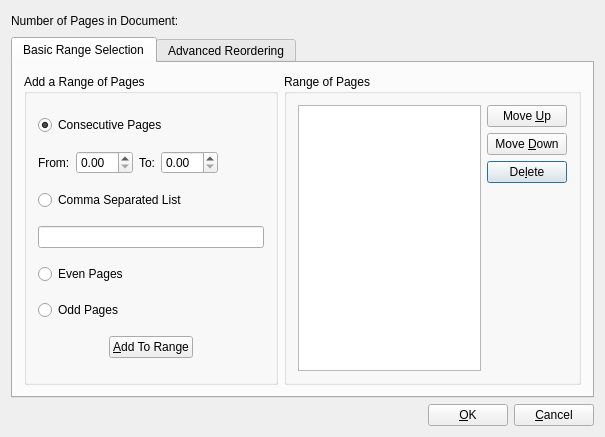
Above: scribus/ui/createrange.ui from scribusproject/scribus before the change. Below: the same form after it.
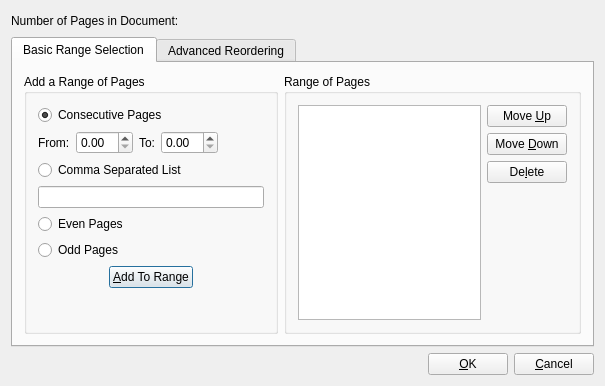
That is the form after the change. Custom widgets are drawn as their Qt base class.

Commit message: #16388: Add missing vertical spacer to Create Range dialog <bubu>

```diff
--- a/scribus/ui/createrange.ui
+++ b/scribus/ui/createrange.ui
@@ -7,7 +7,7 @@
     <x>0</x>
     <y>0</y>
     <width>605</width>
-    <height>437</height>
+    <height>386</height>
    </rect>
   </property>
   <property name="windowTitle">
@@ -80,64 +80,6 @@
        <string>Basic Range Selection</string>
       </attribute>
       <layout class="QGridLayout">
-       <item row="0" column="1">
-        <widget class="QGroupBox" name="groupBox1">
-         <property name="title">
-          <string>Range of Pages</string>
-         </property>
-         <layout class="QGridLayout">
-          <item row="2" column="1">
-           <widget class="QPushButton" name="basicRangeDelButton">
-            <property name="text">
-             <string>De&amp;lete</string>
-            </property>
-            <property name="shortcut">
-             <string>Alt+L</string>
-            </property>
-           </widget>
-          </item>
-          <item row="3" column="1">
-           <spacer>
-            <property name="orientation">
-             <enum>Qt::Vertical</enum>
-            </property>
-            <property name="sizeType">
-             <enum>QSizePolicy::Expanding</enum>
-            </property>
-            <property name="sizeHint" stdset="0">
-             <size>
-              <width>20</width>
-              <height>40</height>
-             </size>
-            </property>
-           </spacer>
-          </item>
-          <item row="1" column="1">
-           <widget class="QPushButton" name="basicRangeDownButton">
-            <property name="text">
-             <string>Move &amp;Down</string>
-            </property>
-            <property name="shortcut">
-             <string>Alt+D</string>
-            </property>
-           </widget>
-          </item>
-          <item row="0" column="1">
-           <widget class="QPushButton" name="basicRangeUpButton">
-            <property name="text">
-             <string>Move &amp;Up</string>
-            </property>
-            <property name="shortcut">
-             <string>Alt+U</string>
-            </property>
-           </widget>
-          </item>
-          <item row="0" column="0" rowspan="4">
-           <widget class="QListWidget" name="basicRangeListBox"/>
-          </item>
-         </layout>
-        </widget>
-       </item>
        <item row="0" column="0">
         <widget class="QGroupBox" name="basicAddARangeButtonGroup">
          <property name="sizePolicy">
@@ -160,13 +102,22 @@
             </property>
            </widget>
           </item>
-          <item row="4" column="0" colspan="5">
-           <widget class="QRadioButton" name="basicEvenRadioButton">
+          <item row="1" column="1">
+           <widget class="ScrSpinBox" name="basicConsecutiveFromSpinBox"/>
+          </item>
+          <item row="3" column="0" colspan="5">
+           <widget class="QLineEdit" name="basicCommaSepLineEdit"/>
+          </item>
+          <item row="5" column="0" colspan="5">
+           <widget class="QRadioButton" name="basicOddRadioButton">
             <property name="text">
-             <string>Even Pages</string>
+             <string>Odd Pages</string>
             </property>
            </widget>
           </item>
+          <item row="1" column="3">
+           <widget class="ScrSpinBox" name="basicConsecutiveToSpinBox"/>
+          </item>
           <item row="1" column="0">
            <widget class="QLabel" name="basicConsecutiveFromLabel">
             <property name="text">
@@ -177,38 +128,6 @@
             </property>
            </widget>
           </item>
-          <item row="1" column="3">
-           <widget class="ScrSpinBox" name="basicConsecutiveToSpinBox"/>
-          </item>
-          <item row="1" column="1">
-           <widget class="ScrSpinBox" name="basicConsecutiveFromSpinBox"/>
-          </item>
-          <item row="1" column="4">
-           <spacer>
-            <property name="orientation">
-             <enum>Qt::Horizontal</enum>
-            </property>
-            <property name="sizeType">
-             <enum>QSizePolicy::Expanding</enum>
-            </property>
-            <property name="sizeHint" stdset="0">
-             <size>
-              <width>40</width>
-              <height>20</height>
-             </size>
-            </property>
-           </spacer>
-          </item>
-          <item row="1" column="2">
-           <widget class="QLabel" name="basicConsecutiveToLabel">
-            <property name="text">
-             <string>To:</string>
-            </property>
-            <property name="wordWrap">
-             <bool>false</bool>
-            </property>
-           </widget>
-          </item>
           <item row="6" column="0" colspan="5">
            <layout class="QHBoxLayout">
             <item>
@@ -255,15 +174,38 @@
             </item>
            </layout>
           </item>
-          <item row="5" column="0" colspan="5">
-           <widget class="QRadioButton" name="basicOddRadioButton">
+          <item row="4" column="0" colspan="5">
+           <widget class="QRadioButton" name="basicEvenRadioButton">
             <property name="text">
-             <string>Odd Pages</string>
+             <string>Even Pages</string>
             </property>
            </widget>
           </item>
-          <item row="3" column="0" colspan="5">
-           <widget class="QLineEdit" name="basicCommaSepLineEdit"/>
+          <item row="1" column="4">
+           <spacer>
+            <property name="orientation">
+             <enum>Qt::Horizontal</enum>
+            </property>
+            <property name="sizeType">
+             <enum>QSizePolicy::Expanding</enum>
+            </property>
+            <property name="sizeHint" stdset="0">
+             <size>
+              <width>40</width>
+              <height>20</height>
+             </size>
+            </property>
+           </spacer>
+          </item>
+          <item row="1" column="2">
+           <widget class="QLabel" name="basicConsecutiveToLabel">
+            <property name="text">
+             <string>To:</string>
+            </property>
+            <property name="wordWrap">
+             <bool>false</bool>
+            </property>
+           </widget>
           </item>
           <item row="2" column="0" colspan="5">
            <widget class="QRadioButton" name="basicCommaSepRadioButton">
@@ -271,6 +213,77 @@
              <string>Comma Separated List</string>
             </property>
            </widget>
+          </item>
+          <item row="7" column="0">
+           <spacer name="verticalSpacer">
+            <property name="orientation">
+             <enum>Qt::Vertical</enum>
+            </property>
+            <property name="sizeHint" stdset="0">
+             <size>
+              <width>20</width>
+              <height>0</height>
+             </size>
+            </property>
+           </spacer>
+          </item>
+         </layout>
+        </widget>
+       </item>
+       <item row="0" column="1">
+        <widget class="QGroupBox" name="groupBox1">
+         <property name="title">
+          <string>Range of Pages</string>
+         </property>
+         <layout class="QGridLayout">
+          <item row="2" column="1">
+           <widget class="QPushButton" name="basicRangeDelButton">
+            <property name="text">
+             <string>De&amp;lete</string>
+            </property>
+            <property name="shortcut">
+             <string>Alt+L</string>
+            </property>
+           </widget>
+          </item>
+          <item row="3" column="1">
+           <spacer>
+            <property name="orientation">
+             <enum>Qt::Vertical</enum>
+            </property>
+            <property name="sizeType">
+             <enum>QSizePolicy::Expanding</enum>
+            </property>
+            <property name="sizeHint" stdset="0">
+             <size>
+              <width>20</width>
+              <height>40</height>
+             </size>
+            </property>
+           </spacer>
+          </item>
+          <item row="1" column="1">
+           <widget class="QPushButton" name="basicRangeDownButton">
+            <property name="text">
+             <string>Move &amp;Down</string>
+            </property>
+            <property name="shortcut">
+             <string>Alt+D</string>
+            </property>
+           </widget>
+          </item>
+          <item row="0" column="1">
+           <widget class="QPushButton" name="basicRangeUpButton">
+            <property name="text">
+             <string>Move &amp;Up</string>
+            </property>
+            <property name="shortcut">
+             <string>Alt+U</string>
+            </property>
+           </widget>
+          </item>
+          <item row="0" column="0" rowspan="4">
+           <widget class="QListWidget" name="basicRangeListBox"/>
           </item>
          </layout>
         </widget>
```
